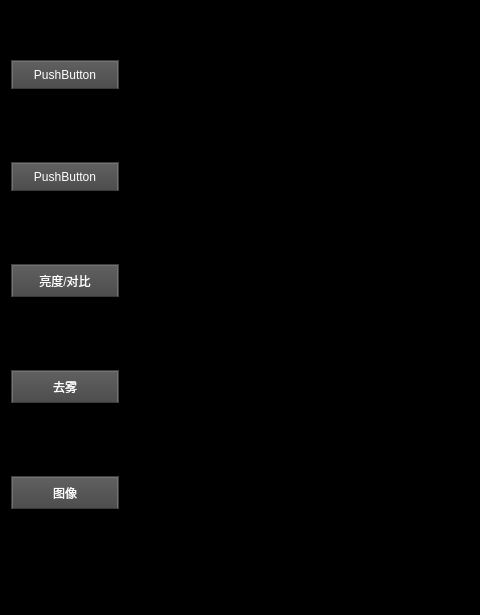
The window that Image_processing/Image_processing.ui (SundalandBR/ImageProcessing) describes before a commit, drawn with Qt 5; both pictures show x 0 to 480 and y 250 to 865 of the 1320 by 865 pixel window.
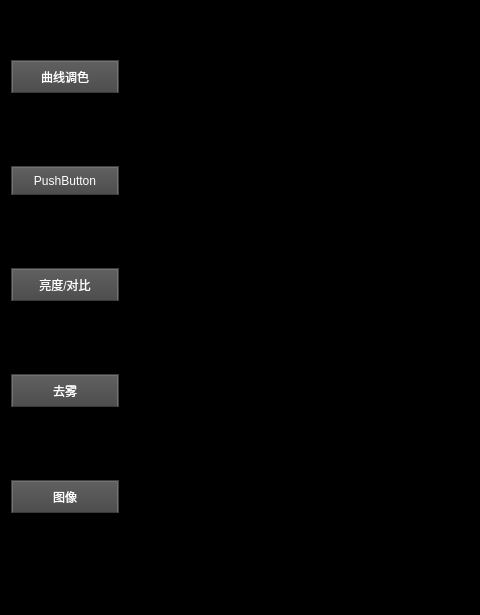
The same window after the commit.

Commit message: 曲线构图

What changed in the file:
```diff
--- a/Image_processing/Image_processing.ui
+++ b/Image_processing/Image_processing.ui
@@ -232,7 +232,7 @@
       <item>
        <widget class="QPushButton" name="pushButton_6">
         <property name="text">
-         <string>PushButton</string>
+         <string>曲线调色</string>
         </property>
        </widget>
       </item>
```
Left out of the diff: 2 changed lines with no effect on the pictures. The commit also changes 27 other files.
